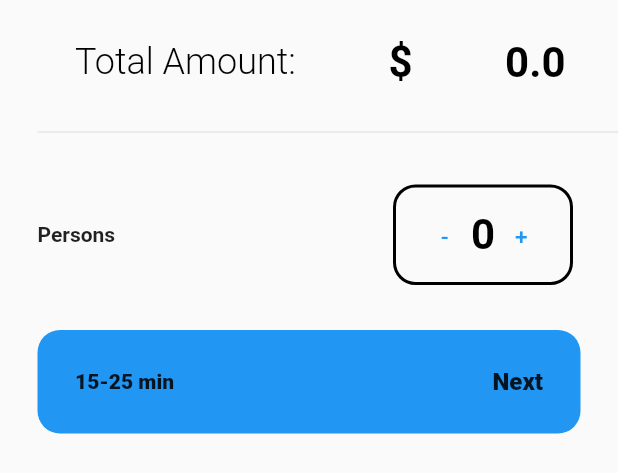
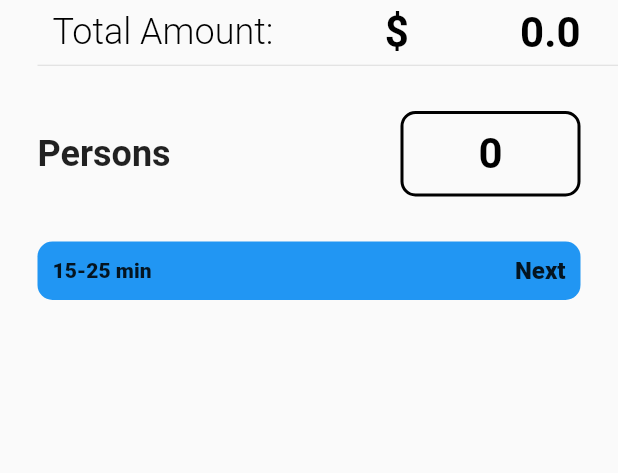
Before and after one commit to Leman316/food_delivery_flutter, a Flutter app: the BottomBar widget shown alone on an empty page, opened directly with empty values, on a phone screen of 412 x 824 dp. Shown: the top 473 px of the screen. Run offline on Flutter 3.47's test engine with Material 2 defaults, Android fonts, the phone set to English and light mode, and no system bars; our stand-ins replace rxdart; missing offline and left inert: bloc_pattern.

```diff
--- a/lib/widgets/bottombar.dart
+++ b/lib/widgets/bottombar.dart
@@ -8,6 +8,7 @@ class BottomBar extends StatelessWidget {
   @override
   Widget build(BuildContext context) {
     return Container(
+        // height: 80,
         margin: const EdgeInsets.only(left: 25, bottom: 30),
         child: Column(
           mainAxisSize: MainAxisSize.min,
@@ -16,7 +17,7 @@ class BottomBar extends StatelessWidget {
               margin: const EdgeInsets.only(
                 right: 10,
               ),
-              padding: const EdgeInsets.all(25),
+              padding: const EdgeInsets.fromLTRB(10, 5, 15, 5),
               child: Row(
                 mainAxisAlignment: MainAxisAlignment.spaceBetween,
                 children: <Widget>[
@@ -45,14 +46,14 @@ class BottomBar extends StatelessWidget {
               ),
             ),
             Divider(
-              height: 10,
+              height: 1,
             ),
             Persons(),
             Container(
               margin: EdgeInsets.only(right: 25),
-              padding: EdgeInsets.all(25),
+              padding: EdgeInsets.all(10),
               decoration: BoxDecoration(
-                borderRadius: BorderRadius.circular(15),
+                borderRadius: BorderRadius.circular(10),
                 color: Theme.of(context).accentColor,
               ),
               child: nextBar(),
@@ -87,7 +88,7 @@ class BottomBar extends StatelessWidget {
     double totalamount = 0.0;
 
     for (var i = 0; i < fooditems.length; i++) {
-      print(totalamount);
+      //print(totalamount);
       totalamount += fooditems[i].price * fooditems[i].quantity;
     }
     return totalamount.toString();
--- a/lib/widgets/persons.dart
+++ b/lib/widgets/persons.dart
@@ -11,7 +11,7 @@ class Persons extends StatelessWidget {
         children: <Widget>[
           Text("Persons",
               style: TextStyle(
-                fontSize: 14,
+                fontSize: 24,
                 fontWeight: FontWeight.w700,
               )),
           CustomPersonWidget(),
@@ -28,17 +28,17 @@ class CustomPersonWidget extends StatefulWidget {
 
 class _CustomPersonWidgetState extends State<CustomPersonWidget> {
   int no_Person = 0;
-  double _buttonWidth = 30;
+  double _buttonWidth = 20;
 
   @override
   Widget build(BuildContext context) {
     return Container(
-      margin: EdgeInsets.only(right: 20),
-      padding: const EdgeInsets.all(15),
+      margin: EdgeInsets.only(right: 15),
+      padding: const EdgeInsets.all(10),
       width: 120,
       decoration: BoxDecoration(
         border: Border.all(color: Colors.black, width: 2),
-        borderRadius: BorderRadius.circular(15),
+        borderRadius: BorderRadius.circular(10),
       ),
       child: Row(
         mainAxisAlignment: MainAxisAlignment.spaceEvenly,
```
Also changed, not shown: lib/widgets/cartListItem.dart (+45 -1 lines).
